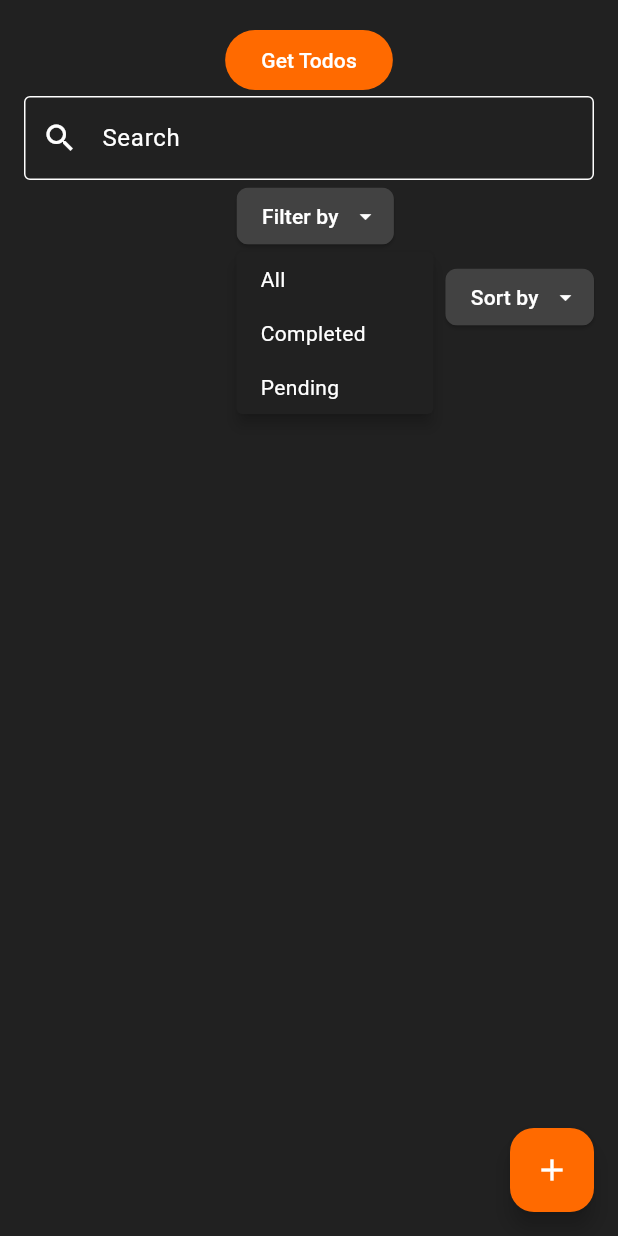
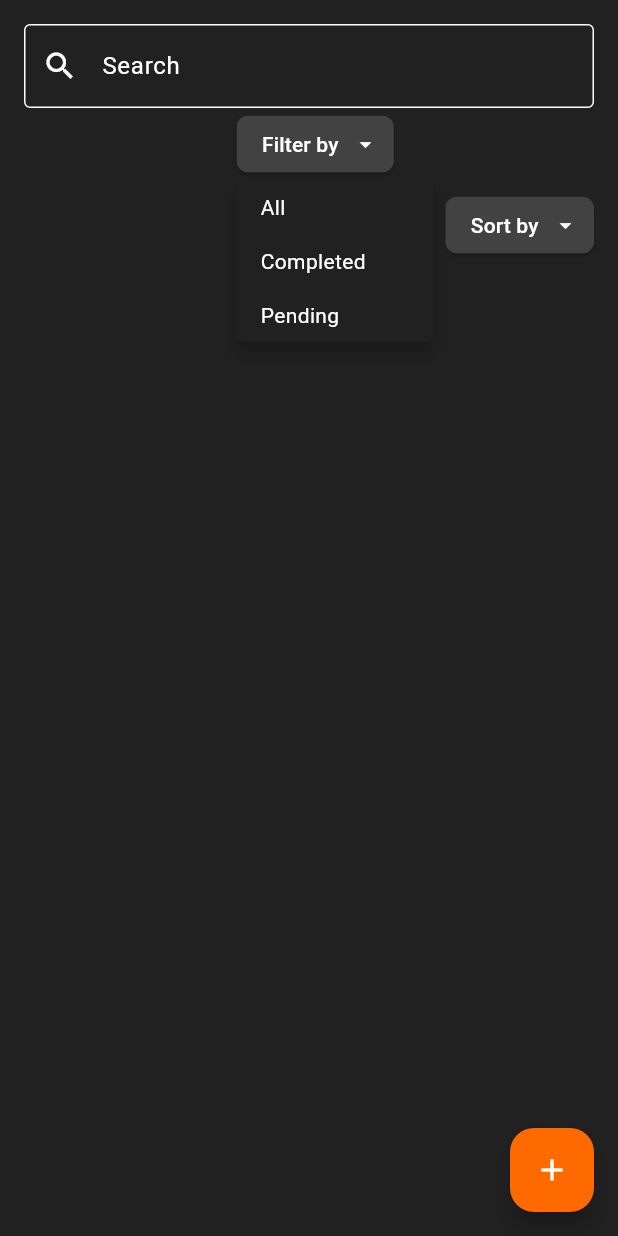
Before and after one commit to RubberDuckCrew/gitdone, a Flutter app: the Homeview screen opened directly, after a tap on "Filter by", on a phone screen of 412 x 824 dp. Run offline on Flutter 3.47's test engine with Material 3 defaults, Android fonts, the phone set to English and light mode, and no system bars; our stand-ins replace flutter_secure_storage, flutter_svg, package_info_plus, shared_preferences; missing offline and left inert: github_flutter; accounts and stored records are empty.

Commit message:
:art: Replace button with refresh indicator for loading todos in HomeView

```diff
--- a/lib/ui/home/home_view.dart
+++ b/lib/ui/home/home_view.dart
@@ -34,10 +34,6 @@ class _HomeviewState extends State<Homeview> {
             builder: (context, model, child) {
               return Column(
                 children: [
-                  FilledButton(
-                    onPressed: model.loadTodos,
-                    child: const Text("Get Todos"),
-                  ),
                   Padding(
                     padding: const EdgeInsets.symmetric(horizontal: 16),
                     child: TextField(
@@ -86,10 +82,15 @@ class _HomeviewState extends State<Homeview> {
                     ),
                   ),
                   Expanded(
-                    child: ListView(
-                      shrinkWrap: true,
-                      physics: const AlwaysScrollableScrollPhysics(),
-                      children: model.todos.map(convertTodoToCard).toList(),
+                    child: RefreshIndicator(
+                      onRefresh: () async {
+                        model.loadTodos();
+                      },
+                      child: ListView(
+                        shrinkWrap: true,
+                        physics: const AlwaysScrollableScrollPhysics(),
+                        children: model.todos.map(convertTodoToCard).toList(),
+                      ),
                     ),
                   ),
                 ],
@@ -98,7 +99,6 @@ class _HomeviewState extends State<Homeview> {
           ),
         ),
       ),
-
       floatingActionButton: FloatingActionButton(
         onPressed: () {},
         child: const Icon(Icons.add),
```
